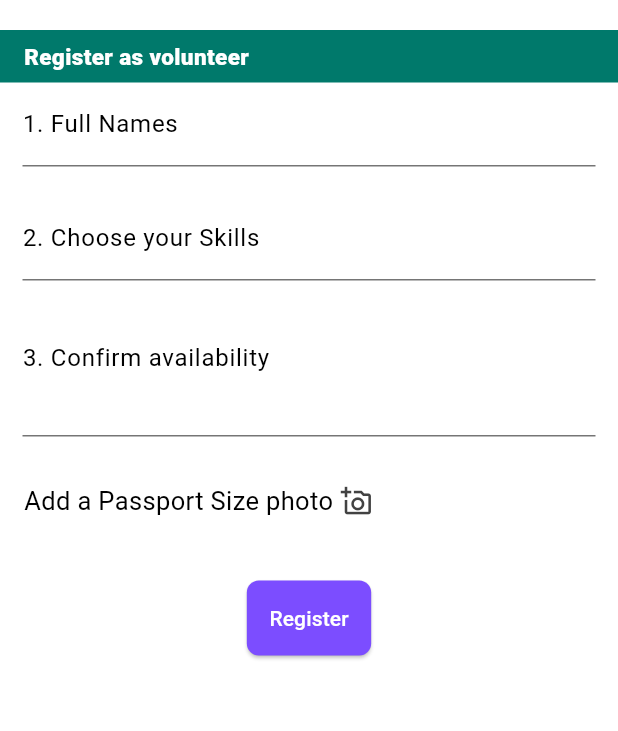
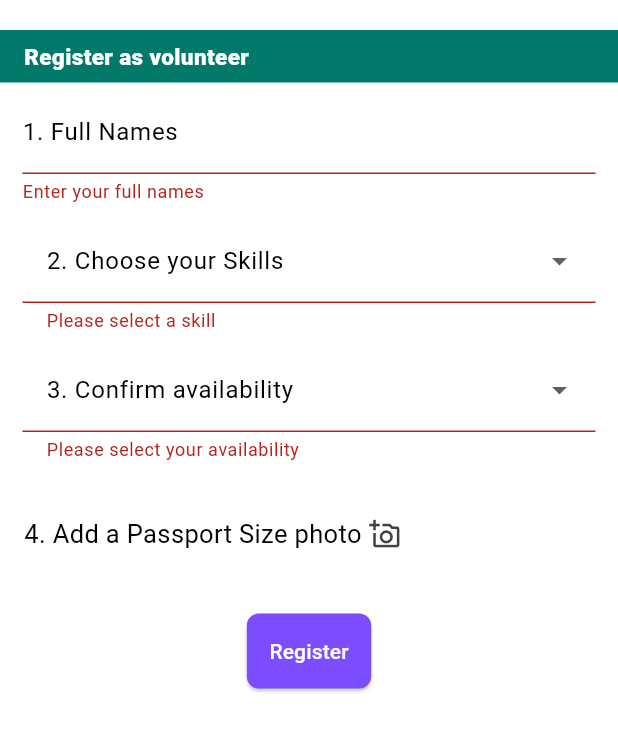
Before and after one commit to Nasiali-Eden/CityWatch, a Flutter app: the VolunteerReg screen opened directly, after a tap on "Register", on a phone screen of 412 x 824 dp. Shown: the top 731 px of the screen. Run offline on Flutter 3.47's test engine with Material 3 defaults, Android fonts, the phone set to English and light mode, and no system bars; our stand-ins replace cloud_firestore, firebase_auth, firebase_core, google_maps_flutter; missing offline and left inert: firebase_app_check, play_integrity_flutter; accounts and stored records are empty.

Commit message:
User Screen

```diff
--- a/lib/User/Home/volunteer_reg.dart
+++ b/lib/User/Home/volunteer_reg.dart
@@ -8,74 +8,95 @@ class VolunteerReg extends StatefulWidget {
 }
 
 class _VolunteerRegState extends State<VolunteerReg> {
-
   final _formKey = GlobalKey<FormState>();
 
+  // Controllers
   final TextEditingController _nameController = TextEditingController();
-  final TextEditingController _skillController = TextEditingController();
-  final TextEditingController _availabilityController = TextEditingController();
 
+  // State variables to hold the selected values
   String _skill = '';
   String _availability = '';
   String _name = '';
 
+  // Dropdown options
+  final List<String> _skillOptions = [
+    'Medical',
+    'Physical',
+    'Financial',
+    'Legal',
+    'Emotional',
+    'Shelter',
+    'Office-Work',
+  ];
 
-  void _onSkillChanged(String value) {
-    setState(() {
-      _skill = value;
-    });
-  }
+  final List<String> _availabilityOptions = [
+    'Full-Time',
+    'When Needed',
+  ];
 
-  void _onAvailabilityChanged(String value) {
-    setState(() {
-      _availability = value;
-    });
-  }
+  // Update name as the user types
   void _onNameChanged(String value) {
     setState(() {
       _name = value;
     });
   }
+
+  // Called when the user presses "Register"
+  void _onRegisterPressed() {
+    if (_formKey.currentState?.validate() ?? false) {
+      // All fields are valid, proceed with form submission
+      debugPrint("Name: $_name");
+      debugPrint("Skill: $_skill");
+      debugPrint("Availability: $_availability");
+
+      // ... Add your Firebase submission or other logic here ...
+    }
+  }
+
   @override
   Widget build(BuildContext context) {
     return Scaffold(
       backgroundColor: Colors.white,
-
-      body: Padding(
-        padding: const EdgeInsets.all(0.0),
-        child: Form(
+      body: Form(
         key: _formKey,
         child: ListView(
+          padding: const EdgeInsets.all(0.0),
           children: [
+            // Header
             Column(
-                crossAxisAlignment:
-                CrossAxisAlignment.stretch, // Stretch to full width
+              crossAxisAlignment: CrossAxisAlignment.stretch,
               children: [
-                  SizedBox(height: 20),
+                const SizedBox(height: 20),
                 Container(
-                    padding: EdgeInsets.symmetric(horizontal: 16, vertical: 7),
-                    margin: EdgeInsets.symmetric(vertical: 0),
+                  padding: const EdgeInsets.symmetric(horizontal: 16, vertical: 7),
                   height: 35,
                   color: Colors.teal[700],
-                    child: Text(
+                  child: const Text(
                     'Register as volunteer',
-                      style: TextStyle(color: Colors.white, fontSize: 15, fontWeight: FontWeight.w800),
+                    style: TextStyle(
+                      color: Colors.white,
+                      fontSize: 15,
+                      fontWeight: FontWeight.w800,
+                    ),
                   ),
                 ),
               ],
             ),
+            // Name
             Padding(
-                padding: EdgeInsets.symmetric(horizontal: 15, vertical: 0),
+              padding: const EdgeInsets.symmetric(horizontal: 15, vertical: 5),
               child: TextFormField(
                 controller: _nameController,
-                  decoration: InputDecoration(
+                decoration: const InputDecoration(
                   labelText: '1. Full Names',
-                    labelStyle: const TextStyle(
-                        color: Colors.black, fontWeight: FontWeight.w400),
+                  labelStyle: TextStyle(
+                    color: Colors.black,
+                    fontWeight: FontWeight.w400,
+                  ),
                   enabledBorder: UnderlineInputBorder(
                     borderSide: BorderSide(color: Colors.black54),
                   ),
-                    focusedBorder: const UnderlineInputBorder(
+                  focusedBorder: UnderlineInputBorder(
                     borderSide: BorderSide(color: Colors.black87, width: 0.1),
                   ),
                 ),
@@ -88,91 +109,120 @@ class _VolunteerRegState extends State<VolunteerReg> {
                 },
               ),
             ),
-              SizedBox(
-                height: 20,
-              ),
+
+            // Skill Dropdown
             Padding(
-                padding: EdgeInsets.symmetric(horizontal: 15, vertical: 0),
-                child: TextFormField(
-                  controller: _skillController,
+              padding: const EdgeInsets.symmetric(horizontal: 15, vertical: 5),
+              child: DropdownButtonFormField<String>(
+                dropdownColor: Colors.white,
+                value: _skill.isNotEmpty ? _skill : null,
                 decoration: InputDecoration(
+                  filled: true,
+                  fillColor: Colors.white,
                   labelText: '2. Choose your Skills',
                   labelStyle: const TextStyle(
-                        color: Colors.black, fontWeight: FontWeight.w400),
-                    enabledBorder: UnderlineInputBorder(
+                    color: Colors.black,
+                    fontWeight: FontWeight.w400,
+                  ),
+                  enabledBorder: const UnderlineInputBorder(
                     borderSide: BorderSide(color: Colors.black54),
                   ),
                   focusedBorder: const UnderlineInputBorder(
                     borderSide: BorderSide(color: Colors.black87, width: 0.1),
                   ),
                 ),
-                  onChanged: _onSkillChanged,
+                items: _skillOptions.map((String option) {
+                  return DropdownMenuItem<String>(
+                    value: option,
+                    child: Text(option),
+                  );
+                }).toList(),
+                onChanged: (String? newValue) {
+                  setState(() {
+                    _skill = newValue ?? '';
+                  });
+                },
                 validator: (value) {
                   if (value == null || value.isEmpty) {
-                      return 'Please add the headline';
+                    return 'Please select a skill';
                   }
                   return null;
                 },
               ),
             ),
+
+            // Availability Dropdown
             Padding(
-                padding: EdgeInsets.symmetric(horizontal: 15, vertical: 0),
-                child: TextFormField(
-                  controller: _availabilityController,
-                  maxLines: 3,
+              padding: const EdgeInsets.symmetric(horizontal: 15, vertical: 5),
+              child: DropdownButtonFormField<String>(
+                dropdownColor: Colors.white,
+                value: _availability.isNotEmpty ? _availability : null,
                 decoration: InputDecoration(
+                  filled: true,
+                  fillColor: Colors.white,
                   labelText: '3. Confirm availability',
                   labelStyle: const TextStyle(
-                        color: Colors.black, fontWeight: FontWeight.w400),
-                    enabledBorder: UnderlineInputBorder(
+                    color: Colors.black,
+                    fontWeight: FontWeight.w400,
+                  ),
+                  enabledBorder: const UnderlineInputBorder(
                     borderSide: BorderSide(color: Colors.black54),
                   ),
                   focusedBorder: const UnderlineInputBorder(
                     borderSide: BorderSide(color: Colors.black87, width: 0.1),
                   ),
                 ),
-                  onChanged: _onAvailabilityChanged,
+                items: _availabilityOptions.map((String option) {
+                  return DropdownMenuItem<String>(
+                    value: option,
+                    child: Text(option),
+                  );
+                }).toList(),
+                onChanged: (String? newValue) {
+                  setState(() {
+                    _availability = newValue ?? '';
+                  });
+                },
                 validator: (value) {
                   if (value == null || value.isEmpty) {
-                      return 'Please add your availability';
+                    return 'Please select your availability';
                   }
                   return null;
                 },
               ),
             ),
-              SizedBox(
-                height: 15,
-              ),
 
+            // Photo Upload
+            const SizedBox(height: 15),
             Padding(
               padding: const EdgeInsets.all(16.0),
               child: Row(
                 children: [
-                    Text(
-                      'Add a Passport Size photo',
+                  const Text(
+                    '4. Add a Passport Size photo',
                     style: TextStyle(
                       color: Colors.black,
                       fontWeight: FontWeight.w400,
-                          fontSize: 17),
+                      fontSize: 17,
                     ),
-                    SizedBox(
-                      width: 5,
                   ),
+                  const SizedBox(width: 5),
                   GestureDetector(
+                    onTap: () {
+                      // TODO: Implement photo selection logic
+                    },
                     child: Icon(
                       Icons.add_a_photo_outlined,
                       size: 21,
                       color: Colors.grey[800],
                     ),
-                      onTap: (){},
                   ),
                 ],
               ),
             ),
 
-              SizedBox(
-                height: 25,
-              ),
+            // Register Button
+            const SizedBox(height: 25),
             Center(
               child: ElevatedButton(
                 style: ElevatedButton.styleFrom(
@@ -182,8 +232,8 @@ class _VolunteerRegState extends State<VolunteerReg> {
                     borderRadius: BorderRadius.circular(8),
                   ),
                 ),
-                  onPressed: () {},
-                  child: Text(
+                onPressed: _onRegisterPressed,
+                child: const Text(
                   'Register',
                   style: TextStyle(color: Colors.white),
                 ),
@@ -192,7 +242,6 @@ class _VolunteerRegState extends State<VolunteerReg> {
           ],
         ),
       ),
-      ),
     );
   }
 }
```
Lines whose indentation alone changed are shown as unchanged.
